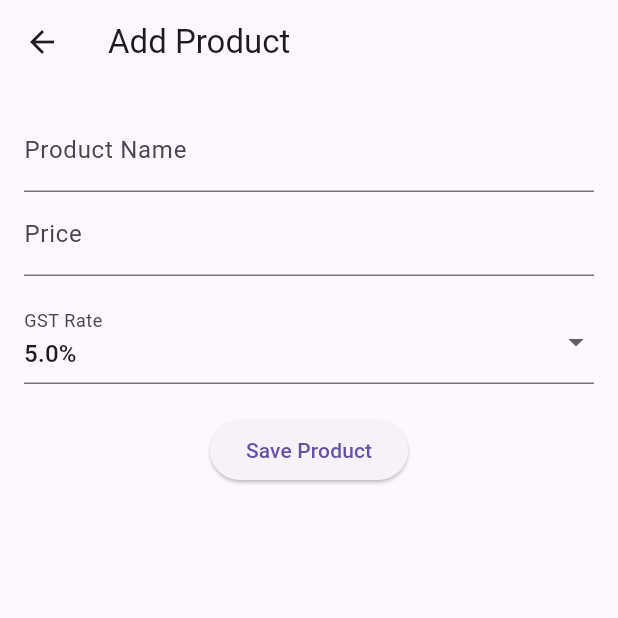
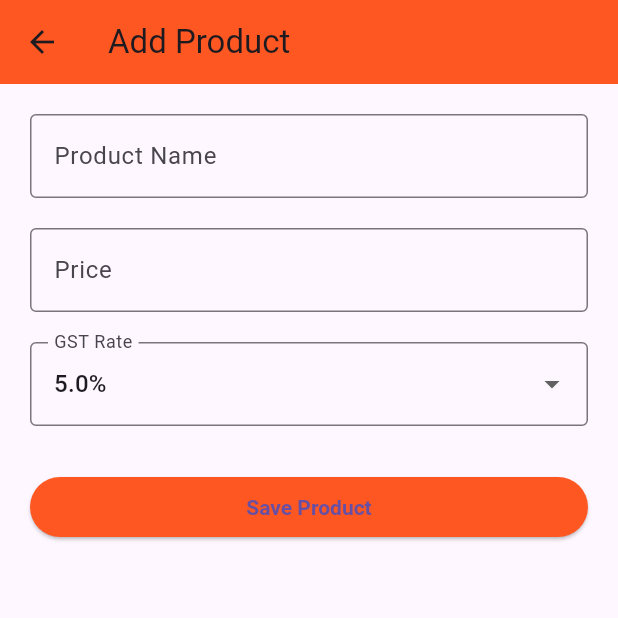
Before and after one commit to Kavyvachhani/gst_biling-app-, a Flutter app: the screen it shows after launch, after a tap on "Add Product", on a phone screen of 412 x 824 dp, the top half of it. Run offline on Flutter 3.47's test engine with Material 3 defaults, Android fonts, the phone set to English and light mode, and no system bars; our stand-ins replace sqflite; accounts and stored records are empty.

Commit message:
thered Implementation

```diff
--- a/lib/main.dart
+++ b/lib/main.dart
@@ -1,27 +1,33 @@
-// lib/main.dart
 import 'package:flutter/material.dart';
 import 'package:provider/provider.dart';
 import 'viewmodels/billing_viewmodel.dart';
 import 'views/home_screen.dart';
 
 void main() {
-  runApp(MyApp());
+  runApp(const MyApp());
 }
 
 class MyApp extends StatelessWidget {
+  const MyApp({super.key});
+
   @override
   Widget build(BuildContext context) {
     return MultiProvider(
-      providers: [
-        ChangeNotifierProvider(create: (_) => BillingViewModel()),
-      ],
+      providers: [ChangeNotifierProvider(create: (_) => BillingViewModel())],
       child: MaterialApp(
+        title: 'GST Billing App',
         debugShowCheckedModeBanner: false,
-        title: 'GST Billing App',
         theme: ThemeData(
-          primarySwatch: Colors.blue,
+          primarySwatch: Colors.deepOrange,
+          appBarTheme: const AppBarTheme(backgroundColor: Colors.deepOrange),
+          elevatedButtonTheme: ElevatedButtonThemeData(
+            style: ElevatedButton.styleFrom(
+              backgroundColor: Colors.deepOrange,
+              textStyle: const TextStyle(fontWeight: FontWeight.bold),
+            ),
+          ),
         ),
-        home: HomeScreen(),
+        home: const HomeScreen(),
       ),
     );
   }
--- a/lib/models/invoice.dart
+++ b/lib/models/invoice.dart
@@ -1,4 +1,3 @@
-// lib/models/invoice.dart
 import 'product.dart';
 
 class Invoice {
@@ -14,8 +13,7 @@ class Invoice {
   double get totalPrice =>
       products.fold(0.0, (sum, product) => sum + product.totalPrice);
 
-  // Convert the invoice to map for saving in database.
-  // For a simplified implementation, product IDs are stored as a comma-separated string.
+  // Convert invoice to Map (for storage)
   Map<String, dynamic> toMap() {
     return {
       'id': id,
--- a/lib/models/product.dart
+++ b/lib/models/product.dart
@@ -1,9 +1,8 @@
-// lib/models/product.dart
 class Product {
   final int id;
   final String name;
   final double price;
-  final double gstRate; // GST rate in percentage
+  final double gstRate; // in percentage
 
   Product({
     required this.id,
@@ -12,17 +11,17 @@ class Product {
     required this.gstRate,
   });
 
-  // CGST and SGST are computed by dividing the GST amount equally.
-  double get cgst => (price * gstRate) / 200; // (Price * (gstRate/100))/2
+  // CGST and SGST (each calculated as half of GST amount)
+  double get cgst => (price * gstRate) / 200;
   double get sgst => (price * gstRate) / 200;
   double get totalPrice => price + cgst + sgst;
 
-  // Convert product to map for storing in SQLite
+  // Convert to Map (for storage)
   Map<String, dynamic> toMap() {
     return {'id': id, 'name': name, 'price': price, 'gstRate': gstRate};
   }
 
-  // Create a Product instance from a map
+  // Create Product from Map
   factory Product.fromMap(Map<String, dynamic> map) {
     return Product(
       id: map['id'],
--- a/lib/views/add_product_screen.dart
+++ b/lib/views/add_product_screen.dart
@@ -1,13 +1,12 @@
-// lib/views/add_product_screen.dart
 import 'package:flutter/material.dart';
 import '../models/product.dart';
 import '../services/database_service.dart';
 
 class AddProductScreen extends StatefulWidget {
-  const AddProductScreen({Key? key}) : super(key: key);
+  const AddProductScreen({super.key});
 
   @override
-  _AddProductScreenState createState() => _AddProductScreenState();
+  State<AddProductScreen> createState() => _AddProductScreenState();
 }
 
 class _AddProductScreenState extends State<AddProductScreen> {
@@ -16,14 +15,14 @@ class _AddProductScreenState extends State<AddProductScreen> {
   double gstRate = 5.0;
 
   Future<void> saveProduct() async {
-    // Check if fields are not empty
     if (nameController.text.isEmpty || priceController.text.isEmpty) {
-      ScaffoldMessenger.of(context)
-          .showSnackBar(SnackBar(content: Text("Please fill all fields")));
+      ScaffoldMessenger.of(
+        context,
+      ).showSnackBar(const SnackBar(content: Text("Please fill all fields")));
       return;
     }
-    // Create product object
-    Product product = Product(
+
+    final product = Product(
       id: DateTime.now().millisecondsSinceEpoch,
       name: nameController.text,
       price: double.tryParse(priceController.text) ?? 0,
@@ -32,62 +31,74 @@ class _AddProductScreenState extends State<AddProductScreen> {
 
     try {
       await DatabaseService.addProduct(product);
-      ScaffoldMessenger.of(context)
-          .showSnackBar(SnackBar(content: Text("Product Saved")));
-      // Optionally, print on console to confirm
-      print("Product saved successfully: ${product.toMap()}");
+      ScaffoldMessenger.of(
+        context,
+      ).showSnackBar(const SnackBar(content: Text("Product Saved")));
       Navigator.pop(context);
     } catch (e) {
-      // If any error occurs, show error message
-      ScaffoldMessenger.of(context)
-          .showSnackBar(SnackBar(content: Text("Error saving product")));
+      ScaffoldMessenger.of(
+        context,
+      ).showSnackBar(const SnackBar(content: Text("Error saving product")));
     }
   }
 
   @override
   Widget build(BuildContext context) {
     return Scaffold(
-      appBar: AppBar(
-        title: Text("Add Product"),
-      ),
+      appBar: AppBar(title: const Text('Add Product')),
       body: SingleChildScrollView(
-        child: Padding(
-          padding: const EdgeInsets.all(16.0),
+        padding: const EdgeInsets.all(20),
         child: Column(
           children: [
             TextField(
               controller: nameController,
-                decoration: InputDecoration(labelText: "Product Name"),
+              decoration: const InputDecoration(
+                labelText: 'Product Name',
+                border: OutlineInputBorder(),
               ),
+            ),
+            const SizedBox(height: 20),
             TextField(
               controller: priceController,
-                keyboardType:
-                    TextInputType.numberWithOptions(decimal: true),
-                decoration: InputDecoration(labelText: "Price"),
+              keyboardType: const TextInputType.numberWithOptions(
+                decimal: true,
               ),
-              SizedBox(height: 16),
+              decoration: const InputDecoration(
+                labelText: 'Price',
+                border: OutlineInputBorder(),
+              ),
+            ),
+            const SizedBox(height: 20),
             DropdownButtonFormField<double>(
               value: gstRate,
-                decoration: InputDecoration(labelText: "GST Rate"),
-                items: [5.0, 12.0, 18.0, 28.0].map((rate) {
-                  return DropdownMenuItem<double>(
+              decoration: const InputDecoration(
+                labelText: 'GST Rate',
+                border: OutlineInputBorder(),
+              ),
+              items:
+                  [5.0, 12.0, 18.0, 28.0]
+                      .map(
+                        (rate) => DropdownMenuItem<double>(
                           value: rate,
                           child: Text("$rate%"),
-                  );
-                }).toList(),
+                        ),
+                      )
+                      .toList(),
               onChanged: (value) {
                 setState(() {
                   gstRate = value ?? 5.0;
                 });
               },
             ),
-              SizedBox(height: 20),
-              ElevatedButton(
+            const SizedBox(height: 30),
+            SizedBox(
+              width: double.infinity,
+              child: ElevatedButton(
                 onPressed: saveProduct,
-                child: Text("Save Product"),
+                child: const Text('Save Product'),
+              ),
             ),
           ],
-          ),
         ),
       ),
     );
--- a/lib/views/home_screen.dart
+++ b/lib/views/home_screen.dart
@@ -1,49 +1,57 @@
-// lib/views/home_screen.dart
 import 'package:flutter/material.dart';
-import 'add_product_screen.dart'; // Make sure only one of these files is imported
 import 'billing_screen.dart';
+import 'add_product_screen.dart';
 import 'invoice_history_screen.dart';
 
 class HomeScreen extends StatelessWidget {
+  const HomeScreen({super.key});
+
   @override
   Widget build(BuildContext context) {
     return Scaffold(
-      appBar: AppBar(title: Text("GST Billing App")),
+      appBar: AppBar(title: const Text("GST Billing App")),
       body: Center(
+        child: Padding(
+          padding: const EdgeInsets.all(24.0),
           child: Column(
             mainAxisAlignment: MainAxisAlignment.center,
             children: [
-            ElevatedButton(
+              ElevatedButton.icon(
+                icon: const Icon(Icons.receipt),
+                label: const Text("Billing"),
                 onPressed: () {
                   Navigator.push(
                     context,
-                  MaterialPageRoute(builder: (_) => BillingScreen()),
+                    MaterialPageRoute(builder: (_) => const BillingScreen()),
                   );
                 },
-              child: Text("Billing"),
               ),
-            SizedBox(height: 20),
-            ElevatedButton(
-              onPressed: () {
-                // Use the correct constructor call for AddProductScreen.
-                Navigator.push(
-                  context,
-                  MaterialPageRoute(builder: (_) => AddProductScreen()),
-                );
-              },
-              child: Text("Add Product"),
-            ),
-            SizedBox(height: 20),
-            ElevatedButton(
+              const SizedBox(height: 20),
+              ElevatedButton.icon(
+                icon: const Icon(Icons.add),
+                label: const Text("Add Product"),
                 onPressed: () {
                   Navigator.push(
                     context,
-                  MaterialPageRoute(builder: (_) => InvoiceHistoryScreen()),
+                    MaterialPageRoute(builder: (_) => const AddProductScreen()),
                   );
                 },
-              child: Text("Invoice History"),
+              ),
+              const SizedBox(height: 20),
+              ElevatedButton.icon(
+                icon: const Icon(Icons.history),
+                label: const Text("Invoice History"),
+                onPressed: () {
+                  Navigator.push(
+                    context,
+                    MaterialPageRoute(
+                      builder: (_) => const InvoiceHistoryScreen(),
+                    ),
+                  );
+                },
               ),
             ],
+          ),
         ),
       ),
     );
```
Also changed, not shown: lib/services/api_service.dart (added, +13 -0 lines), lib/services/database_service.dart (+3 -16 lines), lib/viewmodels/billing_viewmodel.dart (+14 -6 lines), lib/views/billing_screen.dart (+94 -33 lines), lib/views/invoice_history_screen.dart (+39 -19 lines), lib/views/product_api_screen.dart (added, +54 -0 lines), pubspec.yaml (+6 -75 lines), pubspec.lock, 1 other file. Lines whose indentation alone changed are shown as unchanged.
